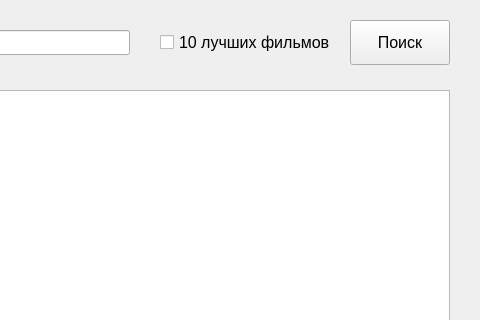
Yaroslav348/film-catalog, file main_window.ui: the form before one commit; both pictures show x 350 to 830 and y 0 to 320 of the 830 by 600 pixel window.
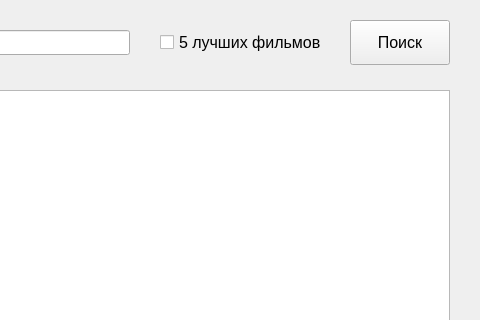
The form after the commit.

```diff
--- a/main_window.ui
+++ b/main_window.ui
@@ -29,7 +29,7 @@
      </font>
     </property>
     <property name="text">
-     <string>10 лучших фильмов</string>
+     <string>5 лучших фильмов</string>
     </property>
    </widget>
    <widget class="QPushButton" name="btn">
```
